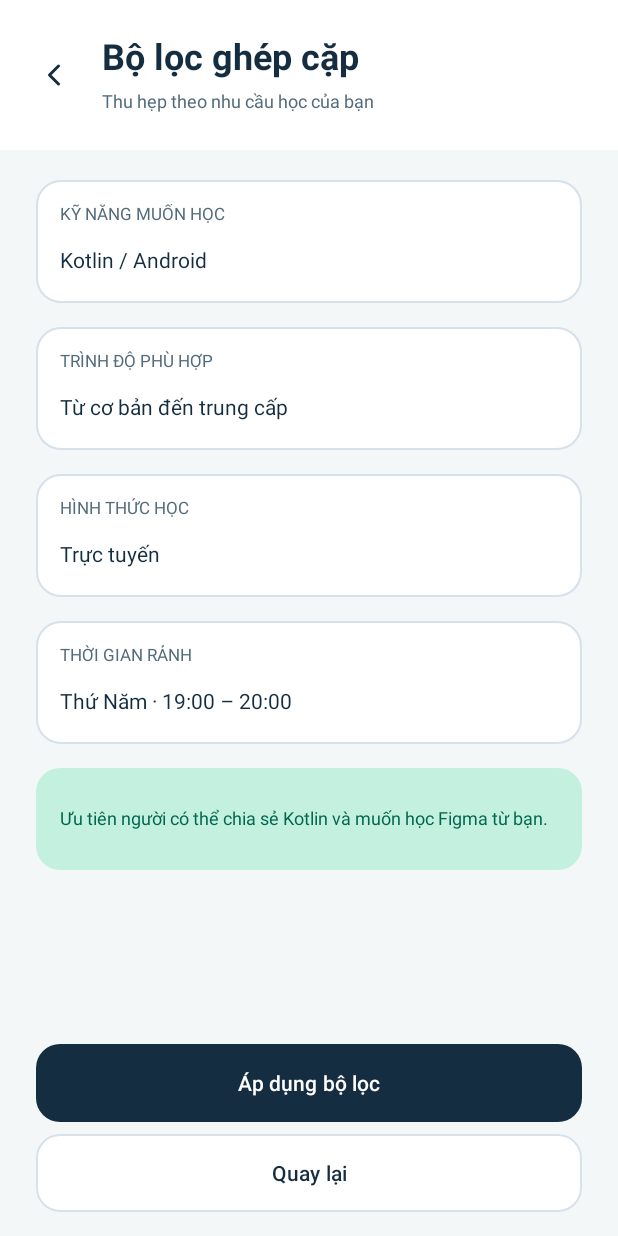
After one commit to HuynhNAnh/Co-Study, an Android app: the MatchFiltersActivity screen opened directly, with no data from a screen before it, on a phone screen of 412 x 824 dp. The commit adds this screen. Run offline under Robolectric (Android 15) with nearby library versions, the phone set to English and light mode, and no system bars.

Commit message:
Xây dựng màn hình bộ lọc ghép cặp Co-Study

```diff
--- a/app/src/main/AndroidManifest.xml
+++ b/app/src/main/AndroidManifest.xml
@@ -47,6 +47,10 @@
             android:name=".feature.learner.ui.discovery.DiscoveryActivity"
             android:exported="false"
             android:windowSoftInputMode="adjustResize" />
+        <activity
+            android:name=".feature.learner.ui.discovery.MatchFiltersActivity"
+            android:exported="false"
+            android:windowSoftInputMode="adjustResize" />
     </application>
 
 </manifest>
--- /dev/null
+++ b/app/src/main/java/com/ute/co_study/feature/learner/model/MatchFilters.kt
@@ -0,0 +1,27 @@
+package com.ute.co_study.feature.learner.model
+
+data class MatchFilters(
+    val skill: String,
+    val level: MatchLevel,
+    val mode: StudyMode,
+    val timeSlot: WeeklyTimeSlot?
+)
+
+enum class MatchLevel { ANY, BEGINNER_TO_INTERMEDIATE, BEGINNER, INTERMEDIATE, ADVANCED }
+
+enum class StudyMode { ANY, ONLINE, IN_PERSON }
+
+enum class StudyDay { MONDAY, TUESDAY, WEDNESDAY, THURSDAY, FRIDAY, SATURDAY, SUNDAY }
+
+data class WeeklyTimeSlot(
+    val day: StudyDay,
+    val startMinute: Int,
+    val endMinute: Int
+) {
+    init {
+        require(startMinute in 0..1438 && endMinute in (startMinute + 1)..1439)
+    }
+
+    fun overlaps(other: WeeklyTimeSlot): Boolean =
+        day == other.day && startMinute < other.endMinute && other.startMinute < endMinute
+}
--- /dev/null
+++ b/app/src/main/java/com/ute/co_study/feature/learner/ui/discovery/MatchFilterContract.kt
@@ -0,0 +1,57 @@
+package com.ute.co_study.feature.learner.ui.discovery
+
+import android.app.Activity
+import android.content.Context
+import android.content.Intent
+import android.os.Bundle
+import androidx.activity.result.contract.ActivityResultContract
+import com.ute.co_study.R
+import com.ute.co_study.feature.learner.model.MatchFilters
+import com.ute.co_study.feature.learner.model.MatchLevel
+import com.ute.co_study.feature.learner.model.StudyDay
+import com.ute.co_study.feature.learner.model.StudyMode
+import com.ute.co_study.feature.learner.model.WeeklyTimeSlot
+
+internal class MatchFilterContract : ActivityResultContract<MatchFilters, MatchFilters?>() {
+    override fun createIntent(context: Context, input: MatchFilters): Intent =
+        Intent(context, MatchFiltersActivity::class.java).putExtra(FILTERS, input.toBundle())
+
+    override fun parseResult(resultCode: Int, intent: Intent?): MatchFilters? =
+        if (resultCode == Activity.RESULT_OK) readFilters(intent) else null
+
+    companion object {
+        private const val FILTERS = "match_filters"
+
+        fun readFilters(intent: Intent?): MatchFilters? = intent?.getBundleExtra(FILTERS)?.toMatchFilters()
+
+        fun result(filters: MatchFilters): Intent = Intent().putExtra(FILTERS, filters.toBundle())
+    }
+}
+
+internal fun Context.defaultMatchFilters() = MatchFilters(
+    skill = getString(R.string.discovery_search_hint),
+    level = MatchLevel.BEGINNER_TO_INTERMEDIATE,
+    mode = StudyMode.ONLINE,
+    timeSlot = WeeklyTimeSlot(StudyDay.THURSDAY, 19 * 60, 20 * 60)
+)
+
+internal fun MatchFilters.toBundle() = Bundle().apply {
+    putString("skill", skill)
+    putString("level", level.name)
+    putString("mode", mode.name)
+    timeSlot?.let { slot ->
+        putString("day", slot.day.name)
+        putInt("start", slot.startMinute)
+        putInt("end", slot.endMinute)
+    }
+}
+
+internal fun Bundle.toMatchFilters(): MatchFilters {
+    val day = getString("day")
+    return MatchFilters(
+        skill = getString("skill").orEmpty(),
+        level = getString("level")?.let(MatchLevel::valueOf) ?: MatchLevel.ANY,
+        mode = getString("mode")?.let(StudyMode::valueOf) ?: StudyMode.ANY,
+        timeSlot = day?.let { WeeklyTimeSlot(StudyDay.valueOf(it), getInt("start"), getInt("end")) }
+    )
+}
--- /dev/null
+++ b/app/src/main/java/com/ute/co_study/feature/learner/ui/discovery/MatchFilterLabels.kt
@@ -0,0 +1,28 @@
+package com.ute.co_study.feature.learner.ui.discovery
+
+import android.content.Context
+import com.ute.co_study.R
+import com.ute.co_study.feature.learner.model.MatchLevel
+import com.ute.co_study.feature.learner.model.StudyMode
+import com.ute.co_study.feature.learner.model.WeeklyTimeSlot
+import java.util.Locale
+
+internal fun Context.levelLabels(): Array<String> = resources.getStringArray(R.array.match_filter_levels)
+
+internal fun Context.modeLabels(): Array<String> = resources.getStringArray(R.array.match_filter_modes)
+
+internal fun Context.dayLabels(): Array<String> = resources.getStringArray(R.array.match_filter_days)
+
+internal fun Context.levelLabel(level: MatchLevel): String = levelLabels()[level.ordinal]
+
+internal fun Context.modeLabel(mode: StudyMode): String = modeLabels()[mode.ordinal]
+
+internal fun Context.timeSlotLabel(slot: WeeklyTimeSlot): String = getString(
+    R.string.match_filter_slot,
+    dayLabels()[slot.day.ordinal],
+    formatTime(slot.startMinute),
+    formatTime(slot.endMinute)
+)
+
+private fun formatTime(minute: Int): String =
+    String.format(Locale.ROOT, "%02d:%02d", minute / 60, minute % 60)
--- /dev/null
+++ b/app/src/main/java/com/ute/co_study/feature/learner/ui/discovery/MatchFiltersActivity.kt
@@ -0,0 +1,125 @@
+package com.ute.co_study.feature.learner.ui.discovery
+
+import android.app.TimePickerDialog
+import android.os.Bundle
+import androidx.appcompat.app.AlertDialog
+import androidx.appcompat.app.AppCompatActivity
+import androidx.core.view.ViewCompat
+import com.ute.co_study.R
+import com.ute.co_study.databinding.ActivityMatchFiltersBinding
+import com.ute.co_study.feature.auth.ui.applyAuthInsets
+import com.ute.co_study.feature.learner.model.MatchFilters
+import com.ute.co_study.feature.learner.model.MatchLevel
+import com.ute.co_study.feature.learner.model.StudyDay
+import com.ute.co_study.feature.learner.model.StudyMode
+import com.ute.co_study.feature.learner.model.WeeklyTimeSlot
+
+class MatchFiltersActivity : AppCompatActivity() {
+    private lateinit var binding: ActivityMatchFiltersBinding
+    private lateinit var draft: MatchFilters
+
+    override fun onCreate(savedInstanceState: Bundle?) {
+        super.onCreate(savedInstanceState)
+        draft = savedInstanceState?.getBundle(DRAFT)?.toMatchFilters()
+            ?: MatchFilterContract.readFilters(intent)
+            ?: defaultMatchFilters()
+
+        binding = ActivityMatchFiltersBinding.inflate(layoutInflater)
+        setContentView(binding.root)
+        applyAuthInsets(binding.root, binding.statusBarSpace)
+        ViewCompat.setAccessibilityHeading(binding.screenTitle, true)
+
+        binding.skillInput.setText(draft.skill)
+        renderSelections()
+        binding.backButton.setOnClickListener { finish() }
+        binding.cancelButton.setOnClickListener { finish() }
+        binding.applyButton.setOnClickListener {
+            setResult(RESULT_OK, MatchFilterContract.result(currentDraft()))
+            finish()
+        }
+        binding.levelButton.setOnClickListener {
+            choose(R.string.match_filter_level, levelLabels(), draft.level.ordinal) { selected ->
+                draft = draft.copy(level = MatchLevel.entries[selected])
+                renderSelections()
+            }
+        }
+        binding.modeButton.setOnClickListener {
+            choose(R.string.match_filter_mode, modeLabels(), draft.mode.ordinal) { selected ->
+                draft = draft.copy(mode = StudyMode.entries[selected])
+                renderSelections()
+            }
+        }
+        binding.timeButton.setOnClickListener { chooseDay() }
+    }
+
+    override fun onSaveInstanceState(outState: Bundle) {
+        outState.putBundle(DRAFT, currentDraft().toBundle())
+        super.onSaveInstanceState(outState)
+    }
+
+    private fun currentDraft(): MatchFilters =
+        draft.copy(skill = binding.skillInput.text.toString().trim())
+
+    private fun renderSelections() {
+        binding.levelButton.text = levelLabel(draft.level)
+        binding.modeButton.text = modeLabel(draft.mode)
+        binding.timeButton.text = draft.timeSlot?.let { timeSlotLabel(it) }
+            ?: getString(R.string.match_filter_any)
+    }
+
+    private fun choose(title: Int, options: Array<String>, selected: Int, onSelected: (Int) -> Unit) {
+        AlertDialog.Builder(this)
+            .setTitle(title)
+            .setSingleChoiceItems(options, selected) { dialog, index ->
+                dialog.dismiss()
+                onSelected(index)
+            }
+            .setNegativeButton(android.R.string.cancel, null)
+            .show()
+    }
+
+    private fun chooseDay() {
+        val options = arrayOf(getString(R.string.match_filter_any), *dayLabels())
+        val current = draft.timeSlot
+        choose(R.string.match_filter_time, options, (current?.day?.ordinal ?: -1) + 1) { selected ->
+            if (selected == 0) {
+                draft = draft.copy(timeSlot = null)
+                renderSelections()
+            } else {
+                val day = StudyDay.entries[selected - 1]
+                pickTime(R.string.match_filter_start, current?.startMinute ?: 19 * 60) { start ->
+                    val initialEnd = current?.endMinute?.takeIf { it > start }
+                        ?: (start + 60).coerceAtMost(1439)
+                    chooseEndTime(day, start, initialEnd)
+                }
+            }
+        }
+    }
+
+    private fun chooseEndTime(day: StudyDay, start: Int, initial: Int) {
+        pickTime(R.string.match_filter_end, initial) { end ->
+            if (end > start) {
+                draft = draft.copy(timeSlot = WeeklyTimeSlot(day, start, end))
+                renderSelections()
+            } else {
+                AlertDialog.Builder(this)
+                    .setMessage(R.string.match_filter_invalid_time)
+                    .setPositiveButton(R.string.match_filter_choose_again) { _, _ ->
+                        chooseEndTime(day, start, initial)
+                    }
+                    .setNegativeButton(android.R.string.cancel, null)
+                    .show()
+            }
+        }
+    }
+
+    private fun pickTime(title: Int, initial: Int, onSelected: (Int) -> Unit) {
+        TimePickerDialog(this, { _, hour, minute -> onSelected(hour * 60 + minute) },
+            initial / 60, initial % 60, true
+        ).apply { setTitle(title) }.show()
+    }
+
+    private companion object {
+        const val DRAFT = "filter_draft"
+    }
+}
--- /dev/null
+++ b/app/src/main/res/layout/activity_match_filters.xml
@@ -0,0 +1,152 @@
+<?xml version="1.0" encoding="utf-8"?>
+<LinearLayout xmlns:android="http://schemas.android.com/apk/res/android"
+    xmlns:app="http://schemas.android.com/apk/res-auto"
+    android:layout_width="match_parent"
+    android:layout_height="match_parent"
+    android:orientation="vertical">
+
+    <View
+        android:id="@+id/status_bar_space"
+        android:layout_width="match_parent"
+        android:layout_height="0dp"
+        android:background="@color/white"
+        android:importantForAccessibility="no" />
+
+    <ScrollView
+        android:layout_width="match_parent"
+        android:layout_height="match_parent"
+        android:fillViewport="true">
+
+        <LinearLayout
+            android:layout_width="match_parent"
+            android:layout_height="wrap_content"
+            android:focusableInTouchMode="true"
+            android:orientation="vertical">
+
+            <LinearLayout
+                style="@style/Widget.CoStudy.Auth.Header"
+                android:gravity="center_vertical"
+                android:orientation="horizontal"
+                android:paddingStart="@dimen/co_study_space_12"
+                android:paddingEnd="@dimen/co_study_space_24"
+                android:paddingTop="@dimen/co_study_space_16"
+                android:paddingBottom="@dimen/co_study_space_16">
+
+                <androidx.appcompat.widget.AppCompatImageButton
+                    android:id="@+id/back_button"
+                    android:layout_width="48dp"
+                    android:layout_height="48dp"
+                    android:background="?attr/selectableItemBackgroundBorderless"
+                    android:contentDescription="@string/auth_back"
+                    app:srcCompat="@drawable/ic_back"
+                    app:tint="@color/co_study_ink" />
+
+                <LinearLayout
+                    android:layout_width="0dp"
+                    android:layout_height="wrap_content"
+                    android:layout_marginStart="@dimen/co_study_space_8"
+                    android:layout_weight="1"
+                    android:orientation="vertical">
+
+                    <TextView
+                        style="@style/TextAppearance.CoStudy.Title"
+                        android:id="@+id/screen_title"
+                        android:text="@string/match_filter_title" />
+
+                    <TextView
+                        style="@style/TextAppearance.CoStudy.Subtitle"
+                        android:layout_marginTop="@dimen/co_study_space_8"
+                        android:text="@string/match_filter_subtitle" />
+                </LinearLayout>
+            </LinearLayout>
+
+            <LinearLayout
+                style="@style/Widget.CoStudy.Auth.Field"
+                android:layout_marginTop="@dimen/co_study_space_20">
+
+                <TextView
+                    style="@style/TextAppearance.CoStudy.Subtitle"
+                    android:labelFor="@+id/skill_input"
+                    android:text="@string/match_filter_skill"
+                    android:textSize="11sp" />
+
+                <androidx.appcompat.widget.AppCompatEditText
+                    android:id="@id/skill_input"
+                    style="@style/Widget.CoStudy.Auth.Input"
+                    android:hint="@string/match_filter_any"
+                    android:imeOptions="actionDone"
+                    android:inputType="text"
+                    android:singleLine="true" />
+            </LinearLayout>
+
+            <LinearLayout style="@style/Widget.CoStudy.Auth.Field">
+                <TextView
+                    style="@style/TextAppearance.CoStudy.Subtitle"
+                    android:labelFor="@+id/level_button"
+                    android:text="@string/match_filter_level"
+                    android:textSize="11sp" />
+
+                <androidx.appcompat.widget.AppCompatButton
+                    android:id="@id/level_button"
+                    style="@style/Widget.CoStudy.MatchFilter.Choice" />
+            </LinearLayout>
+
+            <LinearLayout style="@style/Widget.CoStudy.Auth.Field">
+                <TextView
+                    style="@style/TextAppearance.CoStudy.Subtitle"
+                    android:labelFor="@+id/mode_button"
+                    android:text="@string/match_filter_mode"
+                    android:textSize="11sp" />
+
+                <androidx.appcompat.widget.AppCompatButton
+                    android:id="@id/mode_button"
+                    style="@style/Widget.CoStudy.MatchFilter.Choice" />
+            </LinearLayout>
+
+            <LinearLayout style="@style/Widget.CoStudy.Auth.Field">
+                <TextView
+                    style="@style/TextAppearance.CoStudy.Subtitle"
+                    android:labelFor="@+id/time_button"
+                    android:text="@string/match_filter_time"
+                    android:textSize="11sp" />
+
+                <androidx.appcompat.widget.AppCompatButton
+                    android:id="@id/time_button"
+                    style="@style/Widget.CoStudy.MatchFilter.Choice" />
+            </LinearLayout>
+
+            <TextView
+                style="@style/TextAppearance.CoStudy.Subtitle"
+                android:layout_marginStart="@dimen/co_study_space_24"
+                android:layout_marginEnd="@dimen/co_study_space_24"
+                android:layout_marginTop="@dimen/co_study_space_16"
+                android:background="@drawable/bg_auth_notice"
+                android:gravity="center_vertical"
+                android:minHeight="68dp"
+                android:padding="@dimen/co_study_space_16"
+                android:text="@string/match_filter_tip"
+                android:textColor="@color/co_study_green" />
+
+            <Space
+                android:layout_width="match_parent"
+                android:layout_height="0dp"
+                android:layout_weight="1" />
+
+            <LinearLayout
+                style="@style/Widget.CoStudy.Auth.Actions"
+                android:layout_marginTop="@dimen/co_study_space_24">
+
+                <com.google.android.material.button.MaterialButton
+                    android:id="@+id/apply_button"
+                    style="@style/Widget.CoStudy.Button.Primary"
+                    android:text="@string/match_filter_apply" />
+
+                <com.google.android.material.button.MaterialButton
+                    android:id="@+id/cancel_button"
+                    style="@style/Widget.CoStudy.Button.Outlined"
+                    android:layout_marginTop="@dimen/co_study_space_8"
+                    android:text="@string/auth_back" />
+            </LinearLayout>
+        </LinearLayout>
+    </ScrollView>
+</LinearLayout>
--- /dev/null
+++ b/app/src/main/res/values/arrays.xml
@@ -0,0 +1,26 @@
+<?xml version="1.0" encoding="utf-8"?>
+<resources>
+    <string-array name="match_filter_levels">
+        <item>@string/match_filter_any</item>
+        <item>Từ cơ bản đến trung cấp</item>
+        <item>Cơ bản</item>
+        <item>Trung cấp</item>
+        <item>Nâng cao</item>
+    </string-array>
+
+    <string-array name="match_filter_modes">
+        <item>@string/match_filter_any</item>
+        <item>Trực tuyến</item>
+        <item>Trực tiếp</item>
+    </string-array>
+
+    <string-array name="match_filter_days">
+        <item>Thứ Hai</item>
+        <item>Thứ Ba</item>
+        <item>Thứ Tư</item>
+        <item>Thứ Năm</item>
+        <item>Thứ Sáu</item>
+        <item>Thứ Bảy</item>
+        <item>Chủ Nhật</item>
+    </string-array>
+</resources>
--- a/app/src/main/res/values/strings.xml
+++ b/app/src/main/res/values/strings.xml
@@ -101,4 +101,18 @@
     <string name="discovery_partner_details">Cùng mục tiêu thực hành, phù hợp lịch rảnh.\nChạm để xem hồ sơ và gửi đề nghị.</string>
     <string name="discovery_empty">Chưa tìm thấy bạn học phù hợp. Hãy thử tên hoặc kỹ năng khác.</string>
     <string name="discovery_demo_note">Dữ liệu mẫu · Gợi ý dựa trên kỹ năng bạn có, kỹ năng muốn học và khung giờ hai bên cùng rảnh.</string>
+    <string name="match_filter_title">Bộ lọc ghép cặp</string>
+    <string name="match_filter_subtitle">Thu hẹp theo nhu cầu học của bạn</string>
+    <string name="match_filter_skill">KỸ NĂNG MUỐN HỌC</string>
+    <string name="match_filter_level">TRÌNH ĐỘ PHÙ HỢP</string>
+    <string name="match_filter_mode">HÌNH THỨC HỌC</string>
+    <string name="match_filter_time">THỜI GIAN RẢNH</string>
+    <string name="match_filter_any">Bất kỳ</string>
+    <string name="match_filter_slot">%1$s · %2$s – %3$s</string>
+    <string name="match_filter_start">Giờ bắt đầu</string>
+    <string name="match_filter_end">Giờ kết thúc</string>
+    <string name="match_filter_invalid_time">Giờ kết thúc cần sau giờ bắt đầu.</string>
+    <string name="match_filter_choose_again">Chọn lại</string>
+    <string name="match_filter_tip">Ưu tiên người có thể chia sẻ Kotlin và muốn học Figma từ bạn.</string>
+    <string name="match_filter_apply">Áp dụng bộ lọc</string>
 </resources>
--- a/app/src/main/res/values/styles.xml
+++ b/app/src/main/res/values/styles.xml
@@ -158,4 +158,17 @@
         <item name="drawableTint">@color/co_study_muted</item>
     </style>
 
+    <style name="Widget.CoStudy.MatchFilter.Choice" parent="Widget.AppCompat.Button.Borderless">
+        <item name="android:layout_width">match_parent</item>
+        <item name="android:layout_height">wrap_content</item>
+        <item name="android:background">?attr/selectableItemBackground</item>
+        <item name="android:gravity">start|center_vertical</item>
+        <item name="android:minHeight">48dp</item>
+        <item name="android:paddingStart">0dp</item>
+        <item name="android:paddingEnd">0dp</item>
+        <item name="android:textAllCaps">false</item>
+        <item name="android:fontFamily">sans-serif</item>
+        <item name="android:textColor">@color/co_study_ink</item>
+        <item name="android:textSize">14sp</item>
+    </style>
 </resources>
```
